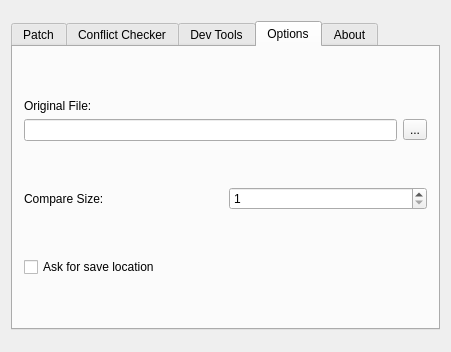
Qt form Hexagon_GUI/Main_Window.ui (Coolcord/Hexagon) before a commit.
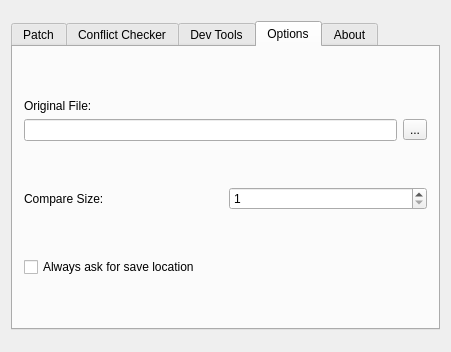
The same form after that commit. The open tabs and pages were chosen to show the change.

```diff
--- a/Hexagon_GUI/Main_Window.ui
+++ b/Hexagon_GUI/Main_Window.ui
@@ -211,7 +211,7 @@
        <item>
         <widget class="QCheckBox" name="cbAskForSaveLocation">
          <property name="text">
-          <string>Ask for save location</string>
+          <string>Always ask for save location</string>
          </property>
         </widget>
        </item>
```
Left out of the diff: 4 changed lines with no effect on the pictures.
